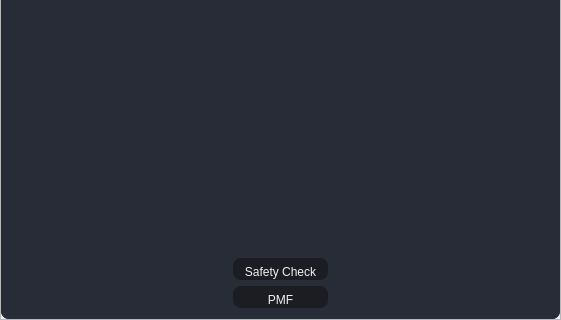
Old version of the form VisionApp/ExtendedMenu.ui in the repository AtlasJ/Pogo; both pictures show x 0 to 561 and y 513 to 833 of the 561 by 833 pixel window.
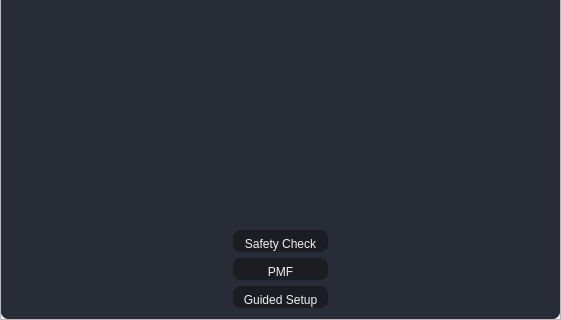
New version of the form. The open tabs and pages were chosen to show the change. Icons and pictures are not drawn.

Commit message: Guided Setup page: four fiducials and a unit grid taught by circle centring, with a four-corner fiducial fit for production

```diff
--- a/VisionApp/ExtendedMenu.ui
+++ b/VisionApp/ExtendedMenu.ui
@@ -706,6 +706,35 @@
                 </property>
                </widget>
               </item>
+              <item row="11" column="0">
+               <widget class="QToolButton" name="toolButtonGuidedSetup">
+                <property name="minimumSize">
+                 <size>
+                  <width>95</width>
+                  <height>0</height>
+                 </size>
+                </property>
+                <property name="toolTip">
+                 <string>Teach the fiducials and the unit grid step by step, with the camera centring itself on each circle.</string>
+                </property>
+                <property name="text">
+                 <string>Guided Setup</string>
+                </property>
+                <property name="icon">
+                 <iconset resource="VisionApp.qrc">
+                  <normaloff>:/8Icon/Icon/icon8/icons8-crosshair-80.png</normaloff>:/8Icon/Icon/icon8/icons8-crosshair-80.png</iconset>
+                </property>
+                <property name="iconSize">
+                 <size>
+                  <width>60</width>
+                  <height>60</height>
+                 </size>
+                </property>
+                <property name="toolButtonStyle">
+                 <enum>Qt::ToolButtonTextUnderIcon</enum>
+                </property>
+               </widget>
+              </item>
               <item row="10" column="0">
                <widget class="QToolButton" name="toolButtonPMF">
                 <property name="minimumSize">
```
The commit also changes 13 other files.
